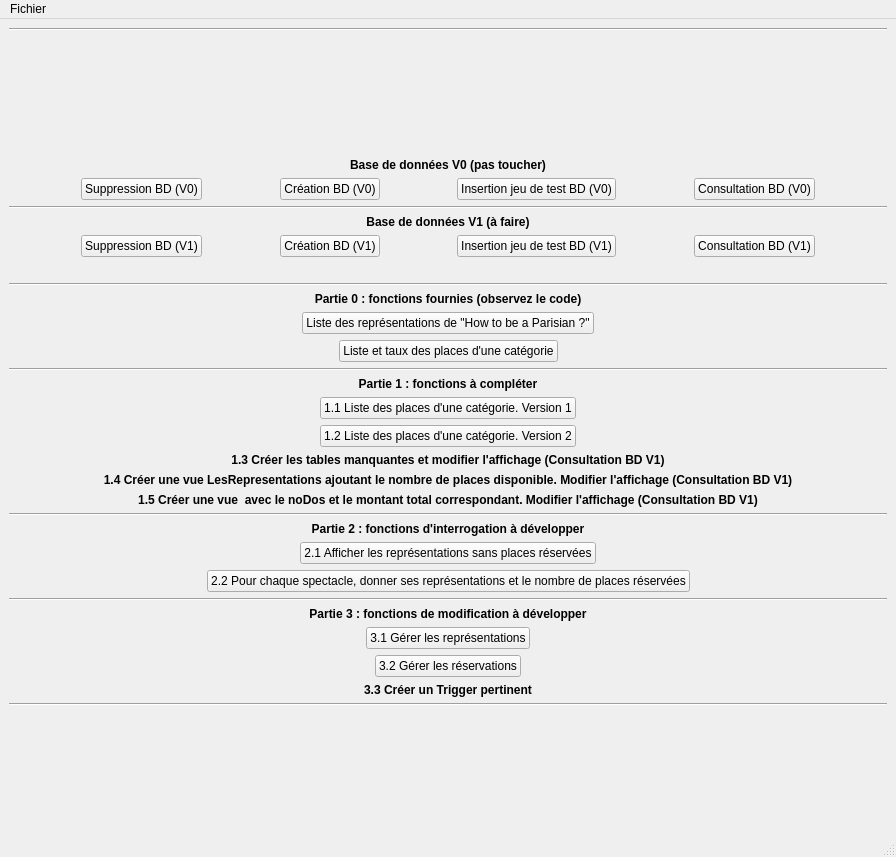
Old version of the form gui/mainWindow.ui in the repository BennyBellier/Theatre-CEDB-Project.
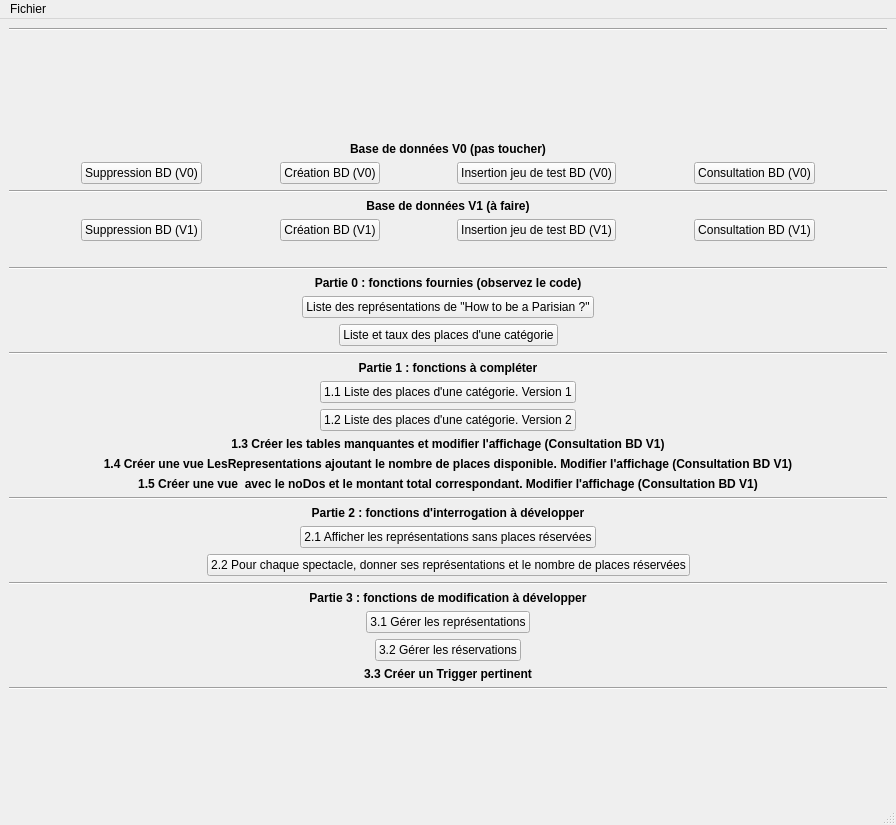
New version of the form.

Commit message: 2.2 FAIS et fonctionnelle

What changed in the file:
```diff
--- a/gui/mainWindow.ui
+++ b/gui/mainWindow.ui
@@ -7,7 +7,7 @@
     <x>0</x>
     <y>0</y>
     <width>896</width>
-    <height>857</height>
+    <height>825</height>
    </rect>
   </property>
   <property name="windowTitle">
```
Left out of the diff: 18 changed lines with no effect on the pictures. The commit also changes 2 other files.
